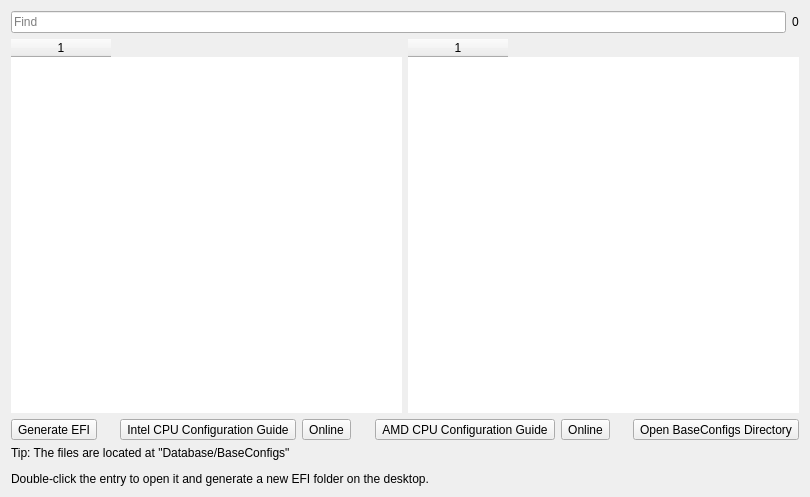
This is dlgdatabase.ui in ic005k/OCAuxiliaryTools as Qt 5 draws it before an edit. The edited form follows.
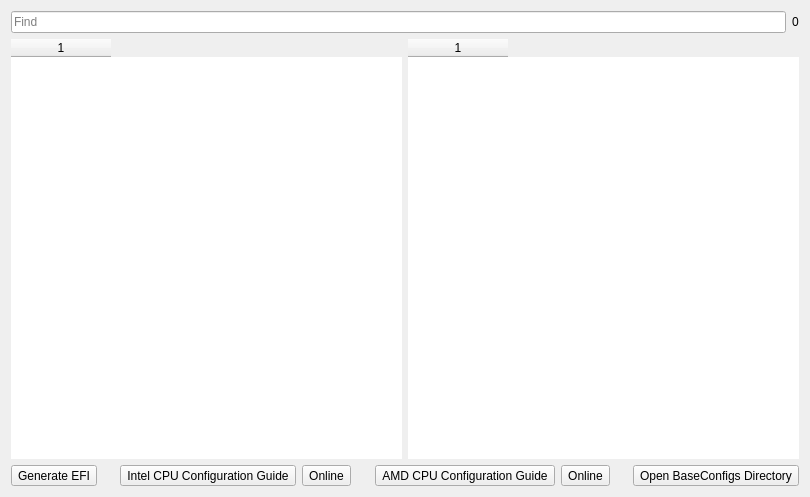
This is the edited form.

What changed in the file:
```diff
--- a/dlgdatabase.ui
+++ b/dlgdatabase.ui
@@ -170,13 +170,6 @@
      </item>
     </layout>
    </item>
-   <item row="3" column="0">
-    <widget class="QLabel" name="label">
-     <property name="text">
-      <string>&lt;html&gt;&lt;head/&gt;&lt;body&gt;&lt;p&gt;Tip: The files are located at  &quot;Database/BaseConfigs&quot;&lt;/p&gt;&lt;p&gt;Double-click the entry to open it and generate a new EFI folder on the desktop.&lt;/p&gt;&lt;/body&gt;&lt;/html&gt;</string>
-     </property>
-    </widget>
-   </item>
   </layout>
  </widget>
  <resources/>
```
